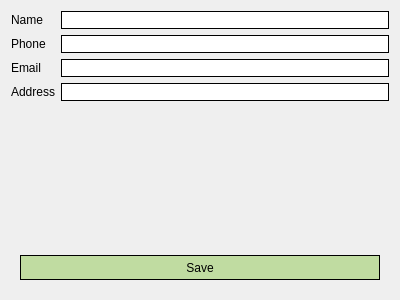
Old version of the form viewUpdateUser.ui in the repository Mr-Beastman/CS106_A2.
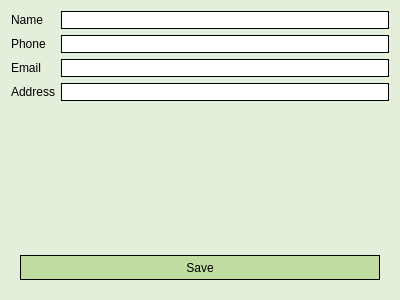
New version of the form.

The edit to the form file:
```diff
--- a/viewUpdateUser.ui
+++ b/viewUpdateUser.ui
@@ -14,7 +14,7 @@
    <string>Form</string>
   </property>
   <property name="styleSheet">
-   <string notr="true">#UpdateUserView{
+   <string notr="true">#ViewUpdateUser{
 background-color: rgb(227, 238, 219);
 }
 
```
